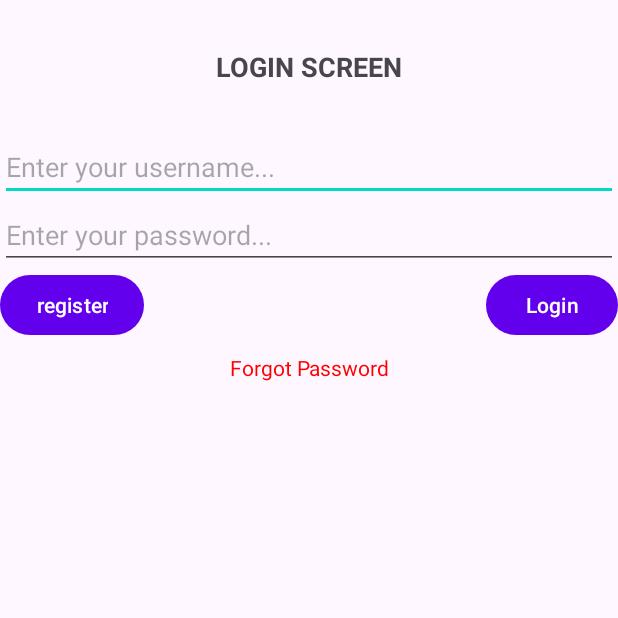
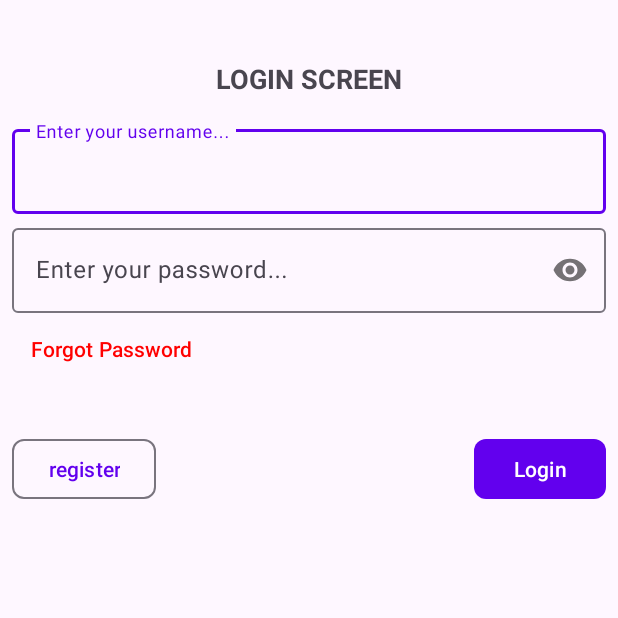
Before and after one commit to vpigadas/York-wmt4x3u, an Android app: the LoginActivity screen opened directly, with no data from a screen before it, on a phone screen of 412 x 824 dp, the top half of it. Run offline under Robolectric (Android 15) with nearby library versions, the phone set to English and light mode, and no system bars.

Commit message:
init project

```diff
--- a/app/build.gradle
+++ b/app/build.gradle
@@ -14,6 +14,10 @@ android {
         versionName "1.0"
 
         testInstrumentationRunner "androidx.test.runner.AndroidJUnitRunner"
+    }
+
+    buildFeatures {
+        viewBinding true
     }
 
     buildTypes {
--- a/app/src/main/java/com/york/sample/wmt4x3u/LoginActivity.java
+++ b/app/src/main/java/com/york/sample/wmt4x3u/LoginActivity.java
@@ -1,24 +1,34 @@
 package com.york.sample.wmt4x3u;
 
 import android.os.Bundle;
+import android.util.Log;
+import android.view.View;
 
-import androidx.activity.EdgeToEdge;
 import androidx.appcompat.app.AppCompatActivity;
-import androidx.core.graphics.Insets;
-import androidx.core.view.ViewCompat;
-import androidx.core.view.WindowInsetsCompat;
+
+import com.york.sample.wmt4x3u.databinding.ActivityLoginBinding;
 
 public class LoginActivity extends AppCompatActivity {
+
+    private ActivityLoginBinding binding;
 
     @Override
     protected void onCreate(Bundle savedInstanceState) {
         super.onCreate(savedInstanceState);
-        EdgeToEdge.enable(this);
-        setContentView(R.layout.activity_login);
-        ViewCompat.setOnApplyWindowInsetsListener(findViewById(R.id.main), (v, insets) -> {
-            Insets systemBars = insets.getInsets(WindowInsetsCompat.Type.systemBars());
-            v.setPadding(systemBars.left, systemBars.top, systemBars.right, systemBars.bottom);
-            return insets;
+
+        binding = ActivityLoginBinding.inflate(getLayoutInflater());
+        setContentView(binding.getRoot());
+
+
+        binding.loginBtnLogin.setOnClickListener(new View.OnClickListener() {
+            @Override
+            public void onClick(View v) {
+                String valueUsername = binding.loginEditUsername.getText().toString();
+                String valuePassword = binding.loginEditPassword.getText().toString();
+
+                Log.d("LOGIN", "username is:" + valueUsername + " and the password is:" + valuePassword);
+            }
         });
+
     }
 }
--- a/app/src/main/res/layout/activity_login.xml
+++ b/app/src/main/res/layout/activity_login.xml
@@ -1,66 +1,91 @@
 <?xml version="1.0" encoding="utf-8"?>
 <LinearLayout xmlns:android="http://schemas.android.com/apk/res/android"
+    xmlns:app="http://schemas.android.com/apk/res-auto"
     xmlns:tools="http://schemas.android.com/tools"
     android:id="@+id/main"
     android:layout_width="match_parent"
     android:layout_height="match_parent"
     android:orientation="vertical"
+    android:padding="8dp"
     tools:context=".LoginActivity">
 
     <TextView
         android:id="@+id/login_txt_title"
         android:layout_width="match_parent"
         android:layout_height="wrap_content"
+        android:layout_marginTop="32dp"
+        android:layout_marginBottom="16dp"
         android:gravity="center"
-        android:padding="32dp"
         android:text="LOGIN SCREEN"
         android:textSize="18sp"
         android:textStyle="bold" />
 
-    <EditText
-        android:id="@+id/login_edit_username"
+    <com.google.android.material.textfield.TextInputLayout
+        android:id="@+id/login_textField_username"
         android:layout_width="match_parent"
         android:layout_height="wrap_content"
-        android:hint="Enter your username..." />
+        android:hint="Enter your username...">
 
-    <EditText
-        android:id="@+id/login_edit_password"
+        <com.google.android.material.textfield.TextInputEditText
+            android:id="@+id/login_edit_username"
+            android:layout_width="match_parent"
+            android:layout_height="wrap_content" />
+
+    </com.google.android.material.textfield.TextInputLayout>
+
+    <Space
+        android:layout_width="wrap_content"
+        android:layout_height="4dp" />
+
+    <com.google.android.material.textfield.TextInputLayout
+        android:id="@+id/login_textField_password"
         android:layout_width="match_parent"
         android:layout_height="wrap_content"
-        android:hint="Enter your password..." />
+        app:passwordToggleEnabled="true"
+        android:hint="Enter your password...">
+
+        <com.google.android.material.textfield.TextInputEditText
+            android:id="@+id/login_edit_password"
+            android:layout_width="match_parent"
+            android:inputType="textPassword"
+            android:layout_height="wrap_content" />
+
+    </com.google.android.material.textfield.TextInputLayout>
+
+    <com.google.android.material.button.MaterialButton
+        android:id="@+id/login_txt_forgot"
+        style="@style/Widget.Material3.Button.TextButton"
+        android:layout_width="wrap_content"
+        android:layout_height="wrap_content"
+        android:text="Forgot Password"
+        android:textColor="#FF0000" />
 
     <LinearLayout
         android:layout_width="match_parent"
-        android:orientation="horizontal"
+        android:layout_height="wrap_content"
         android:gravity="end"
-        android:layout_height="wrap_content">
+        android:layout_marginTop="32dp"
+        android:orientation="horizontal">
 
-        <Button
+        <com.google.android.material.button.MaterialButton
             android:id="@+id/login_btn_register"
+            style="?attr/materialButtonOutlinedStyle"
             android:layout_width="wrap_content"
             android:layout_height="wrap_content"
-            android:text="register" />
+            android:text="register"
+            app:cornerRadius="8dp" />
 
         <Space
             android:layout_width="0dp"
-            android:layout_weight="1"
-            android:layout_height="wrap_content"/>
+            android:layout_height="wrap_content"
+            android:layout_weight="1" />
 
-        <Button
+        <com.google.android.material.button.MaterialButton
             android:id="@+id/login_btn_login"
             android:layout_width="wrap_content"
             android:layout_height="wrap_content"
-            android:text="Login" />
+            android:text="Login"
+            app:cornerRadius="8dp" />
 
     </LinearLayout>
-
-
-    <TextView
-        android:id="@+id/login_txt_forgot"
-        android:layout_width="match_parent"
-        android:layout_height="wrap_content"
-        android:gravity="center"
-        android:padding="8dp"
-        android:text="Forgot Password"
-        android:textColor="#FF0000" />
 </LinearLayout>
--- a/app/src/main/res/values/themes.xml
+++ b/app/src/main/res/values/themes.xml
@@ -1,6 +1,6 @@
 <resources xmlns:tools="http://schemas.android.com/tools">
     <!-- Base application theme. -->
-    <style name="Theme.MyApplication" parent="Theme.Material3.DayNight.NoActionBar">
+    <style name="Theme.MyApplication" parent="Theme.Material3.DayNight.NoActionBar ">
         <!-- Primary brand color. -->
         <item name="colorPrimary">@color/purple_500</item>
         <item name="colorPrimaryVariant">@color/purple_700</item>
```
Also changed, not shown: app/src/main/AndroidManifest.xml (+7 -1 lines), app/src/main/java/com/york/sample/wmt4x3u/MainActivity.java (+42 -7 lines), app/src/main/res/layout/activity_login_first.xml (added, +66 -0 lines), app/src/main/res/layout/activity_main.xml (+8 -20 lines).
